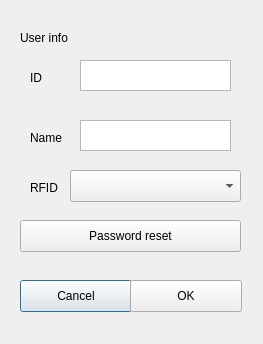
This is GUI/adminUserinfoDetail.ui in addinedu-ros-8th/iot-repo-6 as Qt 5 draws it before an edit. The edited form follows.
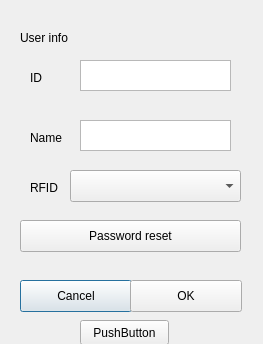
This is the edited form.

Patch:
```diff
--- a/GUI/adminUserinfoDetail.ui
+++ b/GUI/adminUserinfoDetail.ui
@@ -134,6 +134,19 @@
     <string>RFID</string>
    </property>
   </widget>
+  <widget class="QPushButton" name="exitButton">
+   <property name="geometry">
+    <rect>
+     <x>80</x>
+     <y>320</y>
+     <width>89</width>
+     <height>25</height>
+    </rect>
+   </property>
+   <property name="text">
+    <string>PushButton</string>
+   </property>
+  </widget>
  </widget>
  <resources/>
  <connections/>
```
